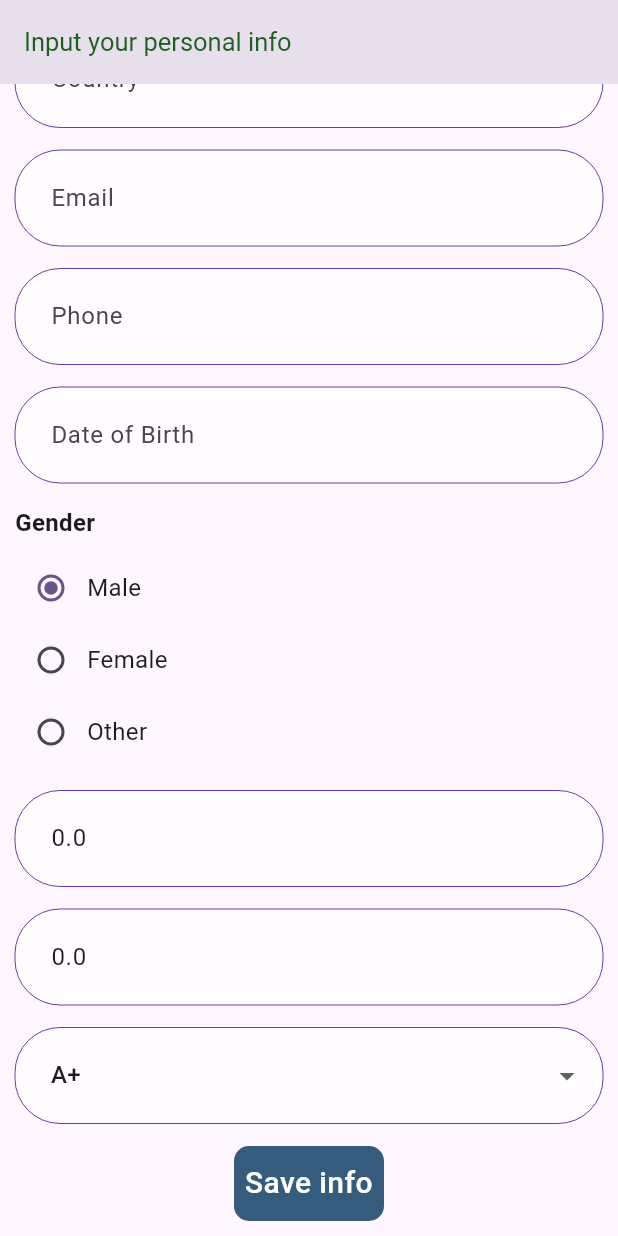
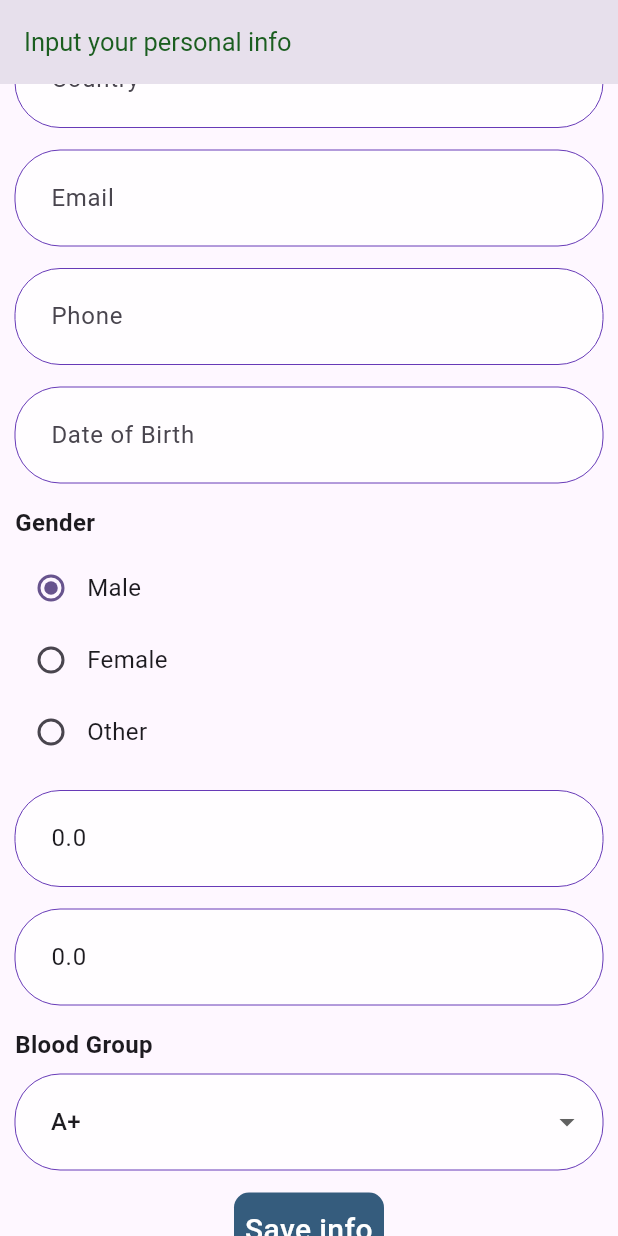
Before and after one commit to CodeWithIsmail/Personal-Health-Tracker, a Flutter app: the ProfileInput screen opened directly with empty values, scrolled down 460 dp, on a phone screen of 412 x 824 dp. Run offline on Flutter 3.47's test engine with Material 3 defaults, Android fonts, the phone set to English and light mode, and no system bars; our stand-ins replace cloud_firestore, firebase_auth, firebase_core, flutter_markdown, flutter_spinkit, fluttertoast and 7 more; missing offline and left inert: mobile_scanner; accounts and stored records are empty.

Commit message:
Made a Custom Dropdown option selector

```diff
--- /dev/null
+++ b/lib/custom/CustomDropDown.dart
@@ -0,0 +1,48 @@
+import 'package:flutter/material.dart';
+
+// Custom Dropdown Widget
+class CustomDropdown<T> extends StatelessWidget {
+  final List<T> options;
+  final T? selectedItem;
+  final Function(T?) onChanged;
+  final String hint;
+
+  CustomDropdown({
+    required this.options,
+    required this.selectedItem,
+    required this.onChanged,
+    required this.hint,
+  });
+
+  @override
+  Widget build(BuildContext context) {
+    return DropdownButtonFormField<T>(
+      value: selectedItem,
+      onChanged: onChanged,
+      decoration: InputDecoration(
+        contentPadding: EdgeInsets.symmetric(horizontal: 20, vertical: 20),
+        filled: true,
+        fillColor: Colors.white.withOpacity(0.8),
+        border: OutlineInputBorder(
+          borderRadius: BorderRadius.circular(30),
+          borderSide: BorderSide.none,
+        ),
+        enabledBorder: OutlineInputBorder(
+          borderRadius: BorderRadius.circular(30),
+          borderSide: BorderSide(color: Colors.deepPurple, width: 0),
+        ),
+        focusedBorder: OutlineInputBorder(
+          borderRadius: BorderRadius.circular(30),
+          borderSide: BorderSide(color: Colors.purpleAccent, width: 1),
+        ),
+      ),
+      items: options.map<DropdownMenuItem<T>>((T value) {
+        return DropdownMenuItem<T>(
+          value: value,
+          child: Text(value.toString()),
+        );
+      }).toList(),
+      hint: Text(hint),
+    );
+  }
+}
--- a/lib/screens/InputProfileInfoScreen.dart
+++ b/lib/screens/InputProfileInfoScreen.dart
@@ -1,4 +1,5 @@
 import '../ImportAll.dart';
+import '../custom/CustomDropDown.dart';
 
 class ProfileInput extends StatefulWidget {
   ProfileInfo profileInfo;
@@ -279,43 +280,28 @@
                 SizedBox(
                   height: 15,
                 ),
-                DropdownButtonFormField<String>(
-                  value: selectedBloodGroup,
-                  decoration: InputDecoration(
-                    contentPadding:
-                    EdgeInsets.symmetric(horizontal: 20, vertical: 20),
-                    filled: true,
-                    fillColor: Colors.white.withOpacity(0.8),
-                    border: OutlineInputBorder(
-                      borderRadius: BorderRadius.circular(30),
-                      borderSide: BorderSide.none,
+                Column(
+                  crossAxisAlignment: CrossAxisAlignment.start,
+                  children: [
+                    Text(
+                      'Blood Group',
+                      style: TextStyle(fontSize: 16, fontWeight: FontWeight.bold),
                     ),
-                    enabledBorder: OutlineInputBorder(
-                      borderRadius: BorderRadius.circular(30),
-                      borderSide:
-                      BorderSide(color: Colors.deepPurple, width: 0),
+                    SizedBox(height: 8),
+                    CustomDropdown<String>(
+                      options: bloodGroupOptions,
+                      selectedItem: selectedBloodGroup,
+                      hint: "Select Blood Group",
+                      onChanged: (newValue) {
+                        setState(() {
+                          selectedBloodGroup = newValue!;
+                          editingControllers[10].text = selectedBloodGroup;
+                        });
+                      },
                     ),
-                    focusedBorder: OutlineInputBorder(
-                      borderRadius: BorderRadius.circular(30),
-                      borderSide:
-                      BorderSide(color: Colors.purpleAccent, width: 1),
-                    ),
-                  ),
-                  onChanged: (String? newValue) {
-                    setState(() {
-                      selectedBloodGroup = newValue!;
-                      editingControllers[10].text = selectedBloodGroup;
-                    });
-                  },
-                  items: bloodGroupOptions.map<DropdownMenuItem<String>>(
-                        (String value) {
-                      return DropdownMenuItem<String>(
-                        value: value,
-                        child: Text(value),
-                      );
-                    },
-                  ).toList(),
+                  ],
                 ),
+
                 // CustomTextField("Blood group", false, editingControllers[10],
                 //     TextInputType.text),
                 SizedBox(
```
